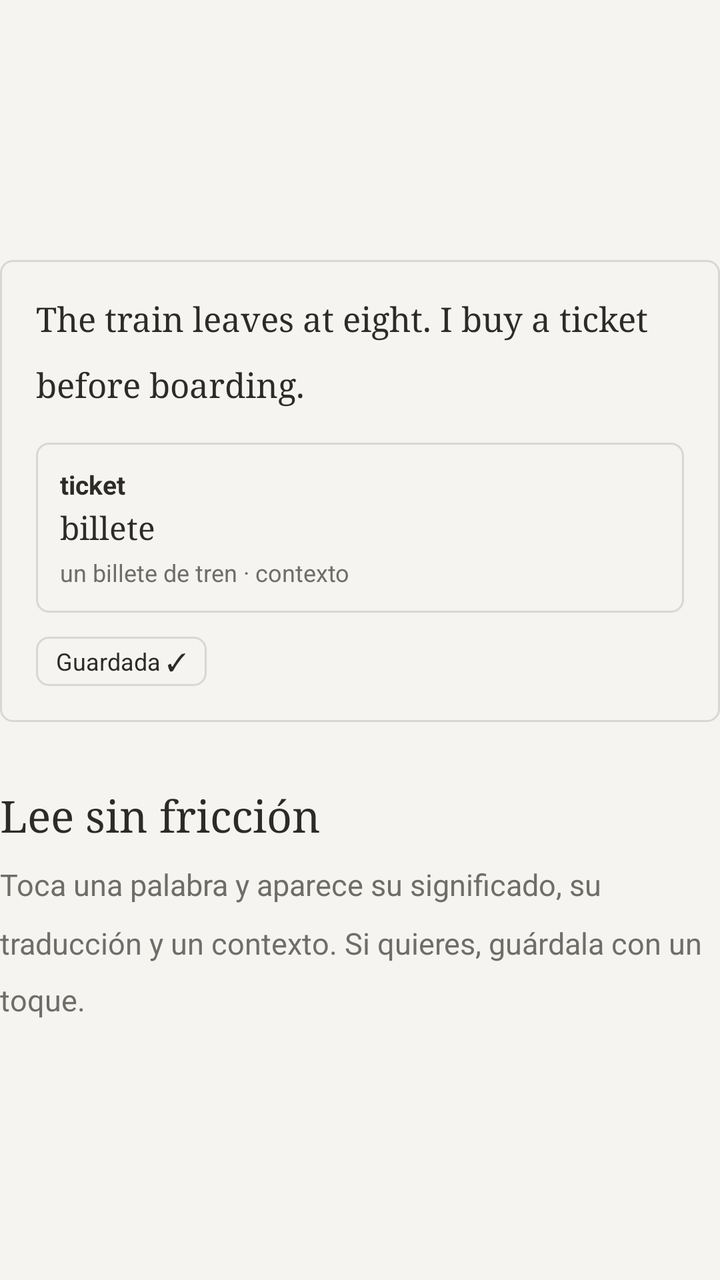
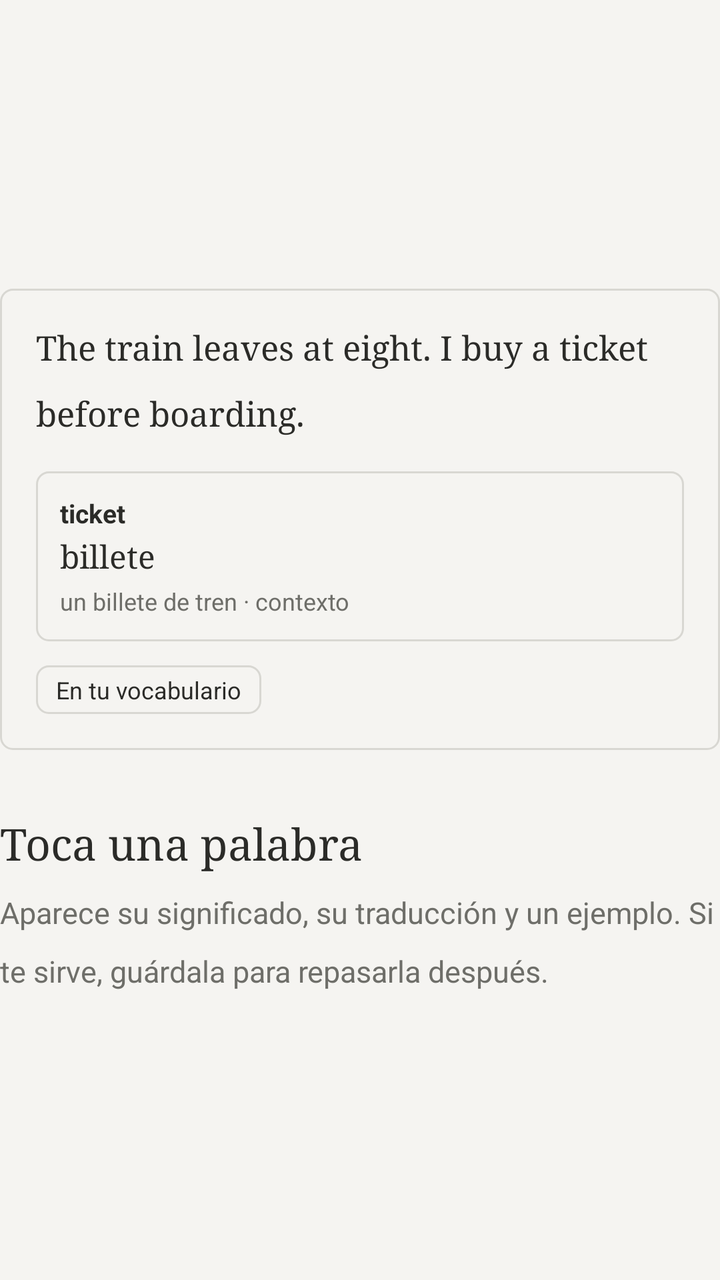

Screens rendered from an Android XML layout before and after an edit, with the pre-edit source and the edit as a unified diff.
<!-- AndroidManifest.xml: application theme Theme.Leelo -->
<!-- res/layout/onboarding_page_read.xml -->
<?xml version="1.0" encoding="utf-8"?>
<LinearLayout xmlns:android="http://schemas.android.com/apk/res/android"
    android:layout_width="match_parent"
    android:layout_height="match_parent"
    android:gravity="center_vertical"
    android:orientation="vertical">

    <LinearLayout
        android:id="@+id/pageVisual"
        android:layout_width="match_parent"
        android:layout_height="wrap_content"
        android:background="@drawable/bg_word_dialog"
        android:orientation="vertical"
        android:padding="18dp">

        <TextView
            android:id="@+id/demoSentence"
            android:layout_width="match_parent"
            android:layout_height="wrap_content"
            android:fontFamily="serif"
            android:lineSpacingMultiplier="1.6"
            android:text="The train leaves at eight. I buy a ticket before boarding."
            android:textColor="?attr/colorOnSurface"
            android:textSize="17sp" />

        <LinearLayout
            android:id="@+id/demoPopup"
            android:layout_width="match_parent"
            android:layout_height="wrap_content"
            android:layout_marginTop="18dp"
            android:background="@drawable/bg_word_dialog"
            android:orientation="vertical"
            android:padding="12dp">

            <TextView
                android:layout_width="wrap_content"
                android:layout_height="wrap_content"
                android:text="ticket"
                android:textColor="?attr/colorOnSurface"
                android:textSize="13sp"
                android:textStyle="bold" />

            <TextView
                android:layout_width="match_parent"
                android:layout_height="wrap_content"
                android:layout_marginTop="2dp"
                android:fontFamily="serif"
                android:text="billete"
                android:textColor="?attr/colorOnSurface"
                android:textSize="16sp" />

            <TextView
                android:layout_width="match_parent"
                android:layout_height="wrap_content"
                android:layout_marginTop="4dp"
                android:text="un billete de tren · contexto"
                android:textColor="?attr/colorOnSurfaceVariant"
                android:textSize="12sp" />
        </LinearLayout>

        <TextView
            android:id="@+id/demoSavedChip"
            android:layout_width="wrap_content"
            android:layout_height="wrap_content"
            android:layout_marginTop="12dp"
            android:background="@drawable/bg_state_chip"
            android:paddingStart="10dp"
            android:paddingTop="4dp"
            android:paddingEnd="10dp"
            android:paddingBottom="4dp"
            android:text="Guardada ✓"
            android:textColor="?attr/colorOnSurface"
            android:textSize="12sp" />
    </LinearLayout>

    <TextView
        android:id="@+id/pageTitle"
        android:layout_width="wrap_content"
        android:layout_height="wrap_content"
        android:layout_marginTop="32dp"
        android:fontFamily="serif"
        android:text="Lee sin fricción"
        android:textColor="?attr/colorOnSurface"
        android:textSize="22sp" />

    <TextView
        android:id="@+id/pageBody"
        android:layout_width="match_parent"
        android:layout_height="wrap_content"
        android:layout_marginTop="10dp"
        android:lineSpacingMultiplier="1.6"
        android:text="Toca una palabra y aparece su significado, su traducción y un contexto. Si quieres, guárdala con un toque."
        android:textColor="?attr/colorOnSurfaceVariant"
        android:textSize="15sp" />

</LinearLayout>
<!-- resources referenced by this layout -->
<resources>
  <!-- drawable bg_state_chip (drawable) -->
  <?xml version="1.0" encoding="utf-8"?>
  <shape xmlns:android="http://schemas.android.com/apk/res/android"
      android:shape="rectangle">
      <corners android:radius="6dp" />
      <solid android:color="@android:color/transparent" />
      <stroke
          android:width="1dp"
          android:color="@color/line" />
  </shape>
  <!-- drawable bg_word_dialog (drawable) -->
  <?xml version="1.0" encoding="utf-8"?>
  <shape xmlns:android="http://schemas.android.com/apk/res/android"
      android:shape="rectangle">
      <solid android:color="?attr/colorSurface" />
      <corners android:radius="6dp" />
      <stroke
          android:width="1dp"
          android:color="?attr/colorOutline" />
      <padding 
          android:left="8dp"
          android:top="8dp"
          android:right="8dp"
          android:bottom="8dp" />
  </shape>
  <style name="Theme.Leelo" parent="Base.Theme.Leelo" />
  <color name="line">#FFD8D7D2</color>
  <style name="Base.Theme.Leelo" parent="Theme.Material3.DayNight.NoActionBar">
          <item name="colorPrimary">@color/accent</item>
          <item name="colorOnPrimary">@color/accent_on</item>
          <item name="colorSecondary">@color/accent</item>
          <item name="colorOnSecondary">@color/accent_on</item>
  
          <item name="android:colorBackground">@color/paper</item>
          <item name="colorOnBackground">@color/ink</item>
          <item name="colorSurface">@color/paper</item>
          <item name="colorOnSurface">@color/ink</item>
          <item name="colorSurfaceVariant">@color/paper</item>
          <item name="colorOnSurfaceVariant">@color/ink_muted</item>
          <item name="colorOutline">@color/line</item>
          <item name="colorOutlineVariant">@color/line</item>
          <item name="colorPrimaryContainer">@color/paper</item>
          <item name="colorSecondaryContainer">@color/paper</item>
  
          <item name="android:statusBarColor">@color/paper</item>
          <item name="android:windowLightStatusBar" tools:targetApi="m">true</item>
          <item name="android:navigationBarColor">@color/paper</item>
          <item name="android:windowBackground">@color/paper</item>
  
          <item name="android:fontFamily">sans-serif</item>
      </style>
  <color name="accent">#FF63635F</color>
  <color name="accent_on">#FFF5F4F1</color>
  <color name="paper">#FFF5F4F1</color>
  <color name="ink">#FF2B2B28</color>
  <color name="ink_muted">#FF6E6E69</color>
</resources>

<!-- the commit's change to res/layout/onboarding_page_read.xml (unified diff, before → after) -->
@@ -68,7 +68,7 @@
             android:paddingTop="4dp"
             android:paddingEnd="10dp"
             android:paddingBottom="4dp"
-            android:text="Guardada ✓"
+            android:text="En tu vocabulario"
             android:textColor="?attr/colorOnSurface"
             android:textSize="12sp" />
     </LinearLayout>
@@ -79,7 +79,7 @@
         android:layout_height="wrap_content"
         android:layout_marginTop="32dp"
         android:fontFamily="serif"
-        android:text="Lee sin fricción"
+        android:text="Toca una palabra"
         android:textColor="?attr/colorOnSurface"
         android:textSize="22sp" />
 
@@ -89,7 +89,7 @@
         android:layout_height="wrap_content"
         android:layout_marginTop="10dp"
         android:lineSpacingMultiplier="1.6"
-        android:text="Toca una palabra y aparece su significado, su traducción y un contexto. Si quieres, guárdala con un toque."
+        android:text="Aparece su significado, su traducción y un ejemplo. Si te sirve, guárdala para repasarla después."
         android:textColor="?attr/colorOnSurfaceVariant"
         android:textSize="15sp" />
 
